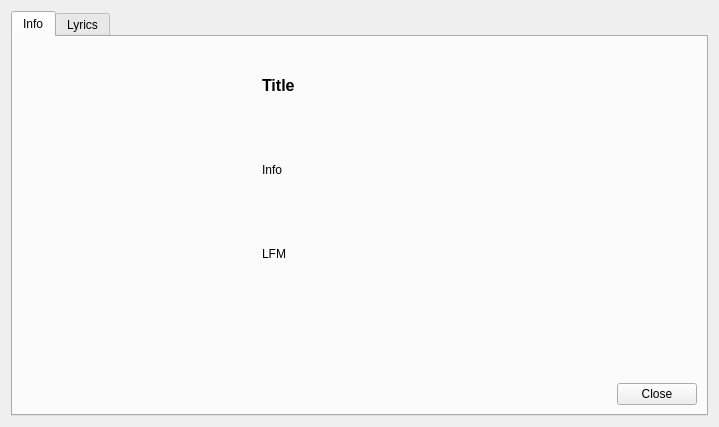
Qt form trunk/GUI/InfoDialog/GUI_InfoDialog.ui (shahid334/sayonara-player) before a commit.
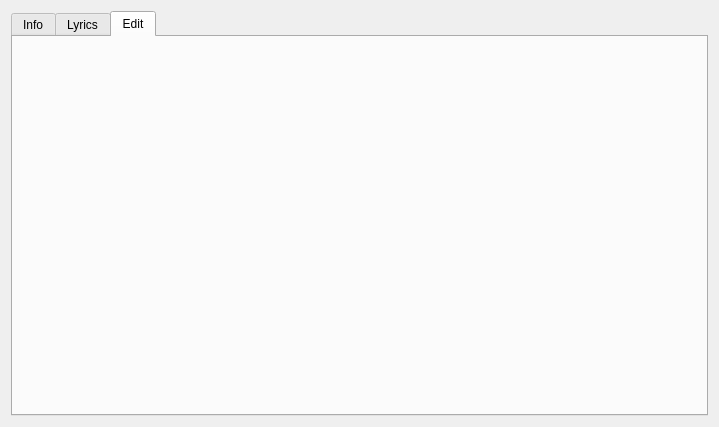
The same form after that commit.

Patch:
```diff
--- a/trunk/GUI/InfoDialog/GUI_InfoDialog.ui
+++ b/trunk/GUI/InfoDialog/GUI_InfoDialog.ui
@@ -37,7 +37,7 @@
       <enum>QTabWidget::Rounded</enum>
      </property>
      <property name="currentIndex">
-      <number>0</number>
+      <number>2</number>
      </property>
      <property name="elideMode">
       <enum>Qt::ElideNone</enum>
@@ -281,6 +281,12 @@
        </item>
       </layout>
      </widget>
+     <widget class="QWidget" name="tab_3">
+      <attribute name="title">
+       <string>Edit</string>
+      </attribute>
+      <layout class="QGridLayout" name="gridLayout_4"/>
+     </widget>
     </widget>
    </item>
   </layout>
```
